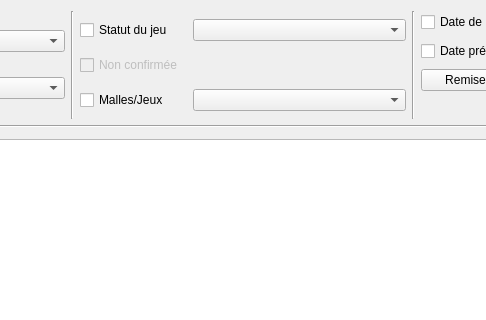
The window that f_listereservations.ui (nivhg/ludopen) describes before a commit, drawn with Qt 5; both pictures show x 273 to 759 and y 0 to 320 of the 1052 by 678 pixel window.
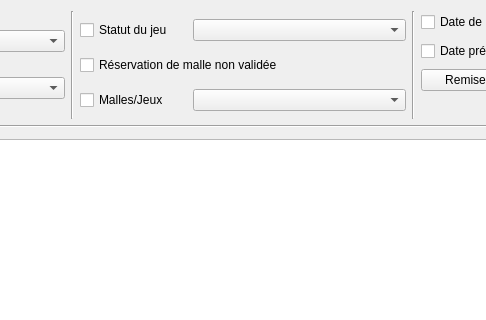
The same window after the commit. Icons and pictures are not drawn.

Commit message: Version 2.04 : Amélioration des réservations suite au nouveau site web, liens entre les jeux, choix utilisateur dans le menu.

What changed in the file:
```diff
--- a/f_listereservations.ui
+++ b/f_listereservations.ui
@@ -106,10 +106,10 @@
         <item row="1" column="0" colspan="3">
          <widget class="QCheckBox" name="ChBx_NonConfirme">
           <property name="enabled">
-           <bool>false</bool>
+           <bool>true</bool>
           </property>
           <property name="text">
-           <string>Non confirmée</string>
+           <string>Réservation de malle non validée</string>
           </property>
          </widget>
         </item>
```
The commit also changes 43 other files.
